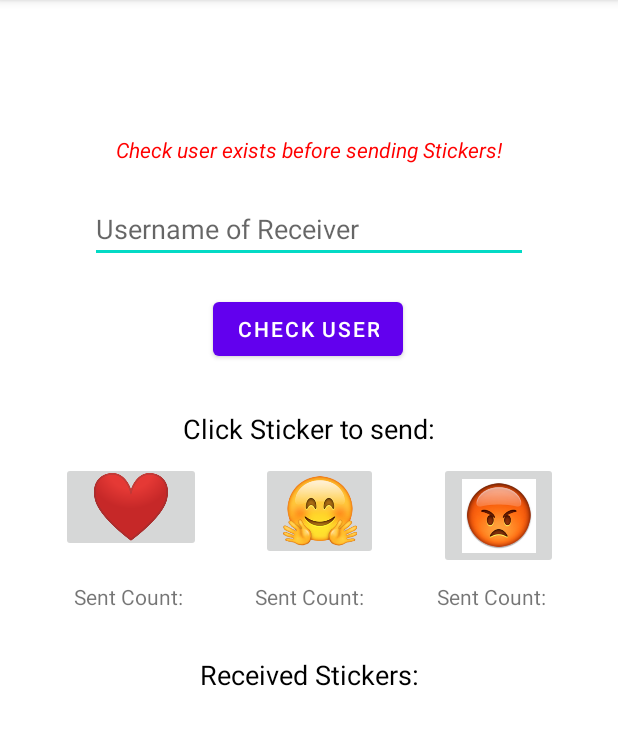
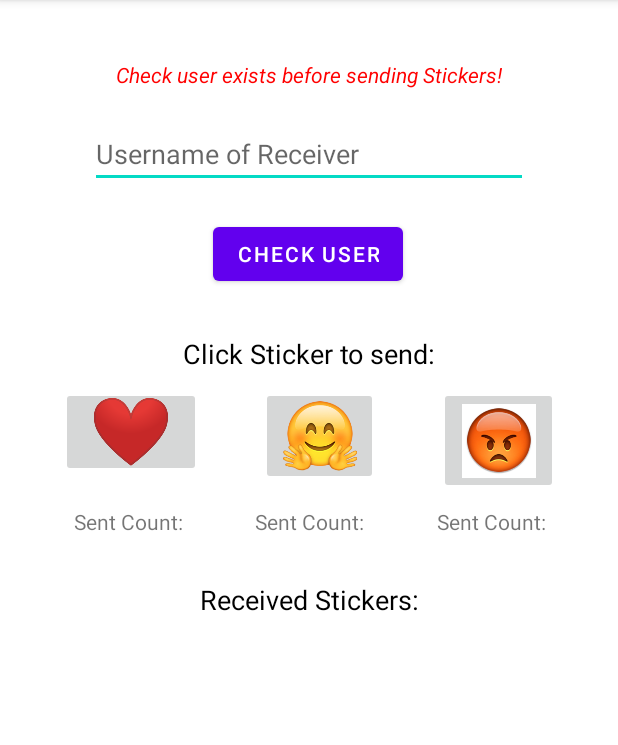
Before and after one commit to pelusodan/WalletGuruFirebaseMessenger, an Android app: the MainActivity screen opened directly, with no data from a screen before it, after a tap on an icon or button, on a phone screen of 412 x 824 dp, the part 84-829 px from its top. Run offline under Robolectric (Android 15) with nearby library versions, the phone set to English and light mode, and no system bars; our stand-ins replace Firebase (no records; nobody signed in at launch, a user with empty details on screens opened directly); 1 statement that could not run was skipped.

Commit message:
Synchronization issue

```diff
--- a/app/src/main/java/com/peluso/walletguru_firebase_messenger/view/MainActivity.java
+++ b/app/src/main/java/com/peluso/walletguru_firebase_messenger/view/MainActivity.java
@@ -2,6 +2,7 @@ package com.peluso.walletguru_firebase_messenger.view;
 
 import androidx.appcompat.app.AppCompatActivity;
 
+import android.app.Activity;
 import android.content.Context;
 import android.os.Bundle;
 import android.text.method.ScrollingMovementMethod;
@@ -67,18 +68,6 @@ public class MainActivity extends AppCompatActivity {
         firebaseMessenger = new FirebaseMessengerInstance(clientId);
     }
 
-    private void getHistory() {
-        firebase.doesUserExist(myUsername, chatUser -> {
-            if (chatUser != null) {
-                sentHeartCount.setText(String.format(getResources().getString(R.string.sent_count), chatUser.stickerSentCountHeart));
-                sentHugCount.setText(String.format(getResources().getString(R.string.sent_count), chatUser.stickerSentCountHugs));
-                sentAngryCount.setText(String.format(getResources().getString(R.string.sent_count), chatUser.stickerSentCountAngry));
-                receivedStickers.setText(chatUser.received);
-            }
-            return null;
-        });
-    }
-
     private void initViews() {
         username_input = findViewById(R.id.username_input);
         username_check_button = findViewById(R.id.submit_check_button);
@@ -124,6 +113,20 @@ public class MainActivity extends AppCompatActivity {
         });
     }
 
+    private void getHistory() {
+        firebase.doesUserExist(myUsername, chatUser -> {
+            if (chatUser != null) {
+                this.runOnUiThread(() -> {
+                    sentHeartCount.setText(String.format(getResources().getString(R.string.sent_count), chatUser.stickerSentCountHeart));
+                    sentHugCount.setText(String.format(getResources().getString(R.string.sent_count), chatUser.stickerSentCountHugs));
+                    sentAngryCount.setText(String.format(getResources().getString(R.string.sent_count), chatUser.stickerSentCountAngry));
+                    receivedStickers.setText(chatUser.received);
+                });
+            }
+            return null;
+        });
+    }
+
     private void setRecipient(ChatUser chatUser) {
         // this function sets our Firebase instance to be sending messages to THIS user
         firebaseMessenger.setRecipient(chatUser);
@@ -142,6 +145,8 @@ public class MainActivity extends AppCompatActivity {
                 }
                 return null;
             });
+
+        getHistory();
     }
 
 }
--- a/app/src/main/res/layout/activity_main.xml
+++ b/app/src/main/res/layout/activity_main.xml
@@ -17,7 +17,7 @@
         app:layout_constraintEnd_toEndOf="parent"
         app:layout_constraintStart_toStartOf="parent"
         app:layout_constraintTop_toTopOf="parent"
-        android:layout_marginTop="90dp"
+        android:layout_marginTop="40dp"
         android:textColor="@color/red"
         android:textStyle="italic"/>
 
```
